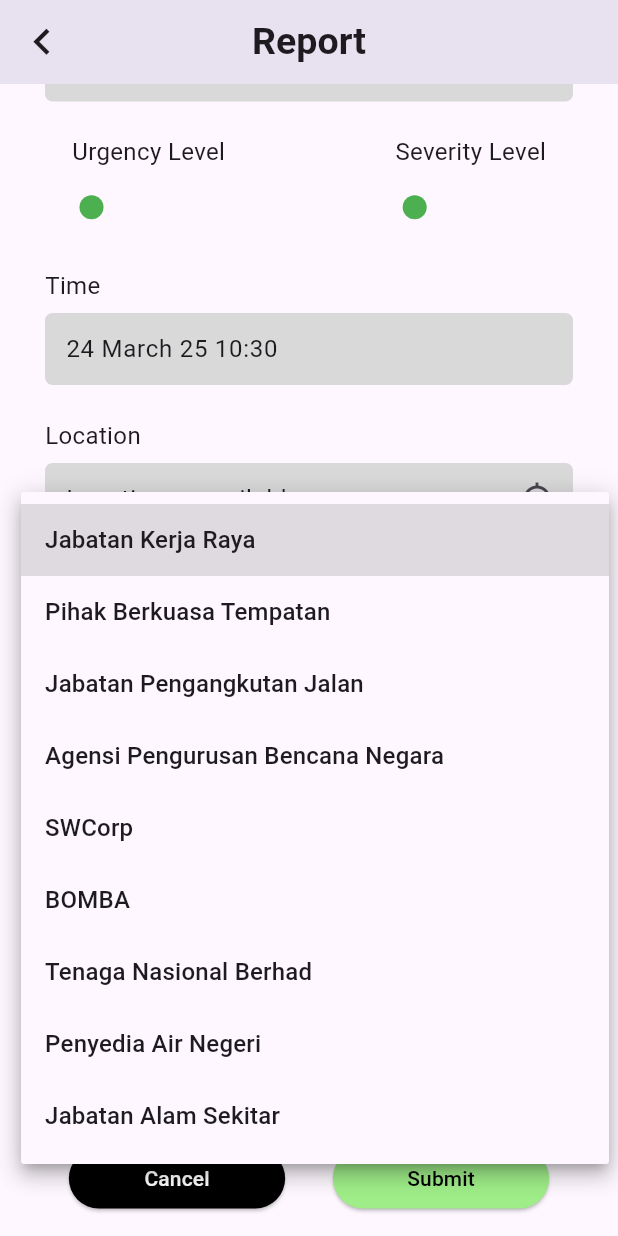
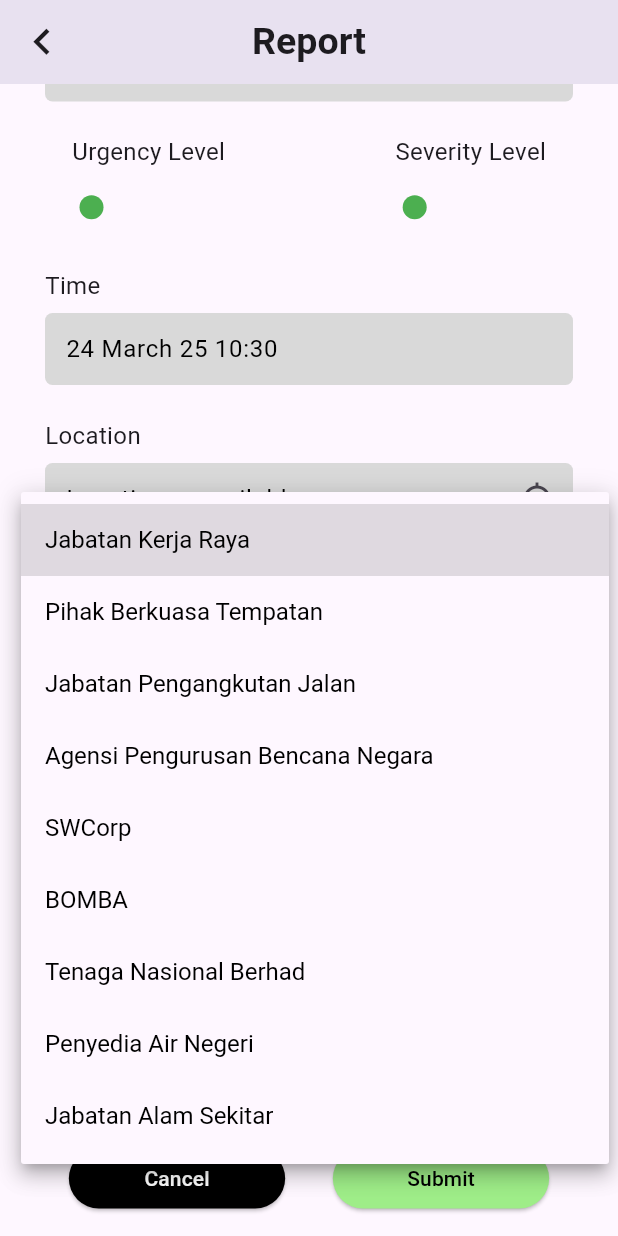
Before and after one commit to junhubdotcom/vhack_steadypunpipi, a Flutter app: the ReportAnalyse screen opened directly with empty values, scrolled down 462 dp, after a tap on the "arrow drop down" icon, on a phone screen of 412 x 824 dp. Run offline on Flutter 3.47's test engine with Material 3 defaults, Android fonts, the light colour scheme and no system bars; our stand-ins replace camera, flutter_gemini, geocoding, geolocator, google_generative_ai, google_maps_flutter and 3 more; missing offline and left inert: flutter_sliding_box.

Commit message:
change fontSize

```diff
--- a/lib/screens/camera/report_analyse.dart
+++ b/lib/screens/camera/report_analyse.dart
@@ -105,6 +105,10 @@
                               borderRadius: BorderRadius.circular(5),
                               borderSide: BorderSide.none)),
                       value: titleDropdownValue,
+                      style: TextStyle(
+                          fontWeight: FontWeight.w400,
+                          color: Colors.black,
+                          fontSize: 16),
                       icon: Icon(Icons.arrow_drop_down),
                       onChanged: (String? newValue) {
                         setState(() {
@@ -152,6 +156,10 @@
                               borderRadius: BorderRadius.circular(5),
                               borderSide: BorderSide.none)),
                       value: issueTypeDropdownValue,
+                      style: TextStyle(
+                          fontWeight: FontWeight.w400,
+                          color: Colors.black,
+                          fontSize: 16),
                       icon: Icon(Icons.arrow_drop_down),
                       onChanged: (String? newValue) {
                         setState(() {
@@ -255,6 +263,10 @@
                               borderRadius: BorderRadius.circular(5),
                               borderSide: BorderSide.none)),
                       value: departmentResponsibleDropdownValue,
+                      style: TextStyle(
+                          fontWeight: FontWeight.w400,
+                          color: Colors.black,
+                          fontSize: 16),
                       icon: Icon(Icons.arrow_drop_down),
                       onChanged: (String? newValue) {
                         setState(() {
--- a/lib/widget/camera/fill_box.dart
+++ b/lib/widget/camera/fill_box.dart
@@ -3,13 +3,14 @@
 class FillBox extends StatelessWidget {
   TextEditingController textEditingController;
   Widget? trailing;
-  FillBox(
-      {required this.textEditingController, this.trailing, super.key});
+  FillBox({required this.textEditingController, this.trailing, super.key});
 
   @override
   Widget build(BuildContext context) {
     return TextField(
       controller: textEditingController,
+      style: TextStyle(
+          fontWeight: FontWeight.w400, color: Colors.black, fontSize: 16),
       decoration: InputDecoration(
           border: OutlineInputBorder(
             borderRadius: BorderRadius.circular(5),
```
